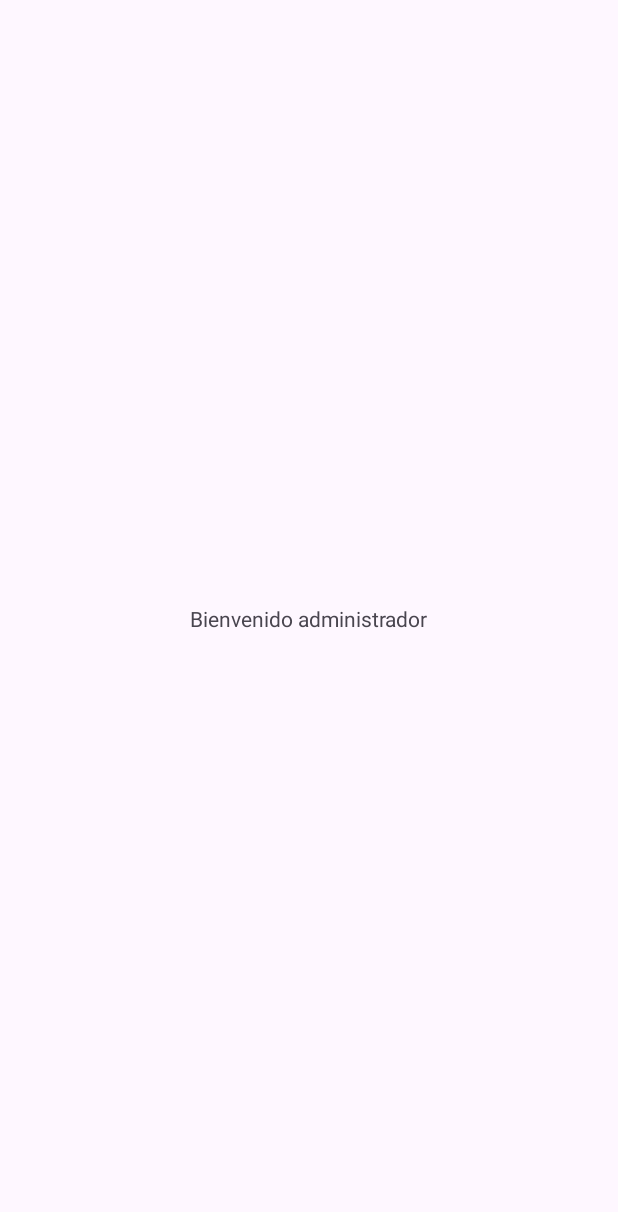
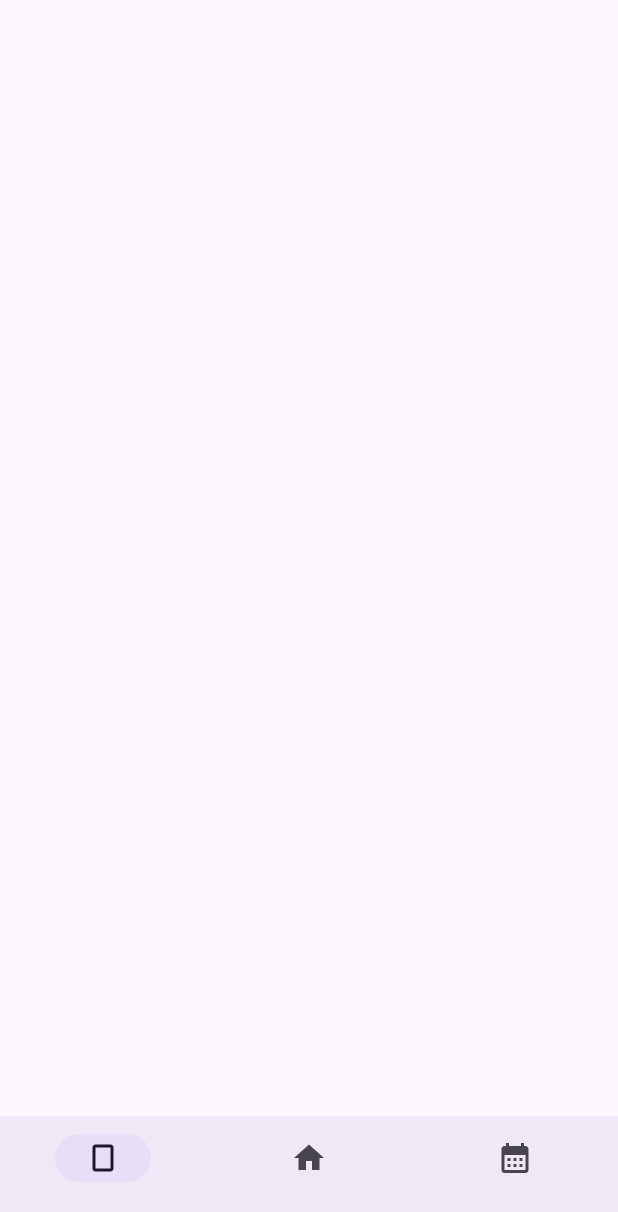
Before and after one commit to jmh26/MagiFinal, an Android app: the HomeAdmin screen opened directly, with no data from a screen before it, on a phone screen of 412 x 824 dp. Before the commit the part shown is almost empty. Shown: the top 1212 px of the screen. Run offline under Robolectric (Android 15) with nearby library versions, the phone set to English and light mode, and no system bars; our stand-ins replace navigation-ui.

Commit message:
ya funciona el navigation

```diff
--- a/app/build.gradle
+++ b/app/build.gradle
@@ -32,6 +32,9 @@ android {
     kotlinOptions {
         jvmTarget = '1.8'
     }
+    buildFeatures {
+        viewBinding true
+    }
 }
 
 dependencies {
@@ -47,6 +50,8 @@ dependencies {
     implementation 'androidx.navigation:navigation-fragment-ktx:2.3.5'
     implementation 'androidx.navigation:navigation-ui-ktx:2.3.5'
     implementation 'com.github.bumptech.glide:glide:4.12.0'
+    implementation 'androidx.lifecycle:lifecycle-livedata-ktx:2.4.1'
+    implementation 'androidx.lifecycle:lifecycle-viewmodel-ktx:2.4.1'
     testImplementation 'junit:junit:4.13.2'
     androidTestImplementation 'androidx.test.ext:junit:1.1.5'
     androidTestImplementation 'androidx.test.espresso:espresso-core:3.5.1'
--- a/app/src/main/java/com/example/magifinal/HomeAdmin.kt
+++ b/app/src/main/java/com/example/magifinal/HomeAdmin.kt
@@ -2,14 +2,23 @@ package com.example.magifinal
 
 import android.os.Bundle
 import androidx.appcompat.app.AppCompatActivity
+import androidx.navigation.NavController
 
 class HomeAdmin: AppCompatActivity() {
-
+private lateinit var navController: NavController
     override fun onCreate(savedInstanceState: Bundle?) {
         super.onCreate(savedInstanceState)
         setContentView(R.layout.activity_home_admin)
 
 
 
+
+        supportFragmentManager.beginTransaction().replace(R.id.fragment_container, FragmentHomeAdmin()).commit()
+
+
+
+
+
+
     }
 }
--- a/app/src/main/res/layout/activity_home_admin.xml
+++ b/app/src/main/res/layout/activity_home_admin.xml
@@ -4,15 +4,35 @@
     android:layout_height="match_parent"
     xmlns:app="http://schemas.android.com/apk/res-auto">
 
-    <TextView
-        android:layout_width="wrap_content"
+
+
+
+       <androidx.fragment.app.FragmentContainerView
+           android:id="@+id/fragment_container"
+           android:name="com.example.magifinal.FragmentHomeAdmin"
+           android:layout_width="match_parent"
+           android:layout_height="match_parent"
+           app:defaultNavHost="true"
+           app:layout_constraintBottom_toBottomOf="parent"
+           app:layout_constraintEnd_toEndOf="parent"
+           app:layout_constraintStart_toStartOf="parent"
+           app:layout_constraintTop_toTopOf="parent"
+           app:navGraph="@navigation/nav_graph" />
+
+
+    <com.google.android.material.bottomnavigation.BottomNavigationView
+        android:id="@+id/navigation_bar"
+        android:layout_width="0dp"
         android:layout_height="wrap_content"
-        android:text="Bienvenido administrador"
-        app:layout_constraintTop_toTopOf="parent"
-        app:layout_constraintStart_toStartOf="parent"
+        android:layout_marginStart="0dp"
+        android:layout_marginEnd="0dp"
+        android:background="?android:attr/windowBackground"
         app:layout_constraintBottom_toBottomOf="parent"
-        app:layout_constraintEnd_toEndOf="parent">
+        app:layout_constraintLeft_toLeftOf="parent"
+        app:layout_constraintRight_toRightOf="parent"
+        app:menu="@menu/bottom_navigation_menu" />
 
-    </TextView>
 
-</androidx.constraintlayout.widget.ConstraintLayout>
+
+
+   </androidx.constraintlayout.widget.ConstraintLayout>
--- a/app/src/main/res/layout/fragment_home_admin.xml
+++ b/app/src/main/res/layout/fragment_home_admin.xml
@@ -1,69 +1,23 @@
-<?xml version="1.0" encoding="utf-8"?>
-<FrameLayout xmlns:android="http://schemas.android.com/apk/res/android"
-    xmlns:tools="http://schemas.android.com/tools"
+<androidx.constraintlayout.widget.ConstraintLayout xmlns:android="http://schemas.android.com/apk/res/android"
+    xmlns:app="http://schemas.android.com/apk/res-auto"
+    android:id="@+id/container"
     android:layout_width="match_parent"
     android:layout_height="match_parent"
-    tools:context=".FragmentHomeAdmin">
+    android:paddingTop="?attr/actionBarSize">
 
-
-
-    <androidx.appcompat.widget.Toolbar
-        android:layout_width="match_parent"
-        android:layout_height="?attr/actionBarSize"
-        android:background="#2D91FB"
-        android:id="@+id/toolbar"
-        android:layout_gravity="bottom"
-        android:theme="@style/ThemeOverlay.AppCompat.Dark.ActionBar">
-
-
-        <LinearLayout
-            android:layout_width="match_parent"
-            android:layout_height="match_parent"
-            android:orientation="horizontal"
-            android:layout_gravity="center">
-
-            <ImageButton
-                android:id="@+id/btnEventos"
-                android:layout_width="wrap_content"
-                android:layout_weight="1"
-                android:layout_height="match_parent"
-                android:src="@drawable/baseline_calendar_month_24"
-                android:contentDescription="Eventos">
-
-            </ImageButton>
-
-            <ImageButton
-                android:id="@+id/btnHome"
-                android:layout_width="wrap_content"
-                android:layout_height="match_parent"
-                android:layout_weight="1"
-                android:src="@drawable/baseline_home_24"
-                android:contentDescription="Eventos">
-
-            </ImageButton>
-
-            <ImageButton
-                android:id="@+id/btnCartas"
-                android:layout_width="wrap_content"
-                android:layout_height="match_parent"
-                android:layout_weight="1"
-                android:src="@drawable/baseline_crop_portrait_24"
-                android:contentDescription="Eventos">
-
-            </ImageButton>
+   <com.google.android.material.bottomnavigation.BottomNavigationView
+       android:id="@+id/navigation_bar"
+       android:layout_width="0dp"
+       android:layout_height="wrap_content"
+       android:layout_marginStart="0dp"
+       android:layout_marginEnd="0dp"
+       android:background="?android:attr/windowBackground"
+       app:layout_constraintBottom_toBottomOf="parent"
+       app:layout_constraintLeft_toLeftOf="parent"
+       app:layout_constraintRight_toRightOf="parent"
+       app:menu="@menu/bottom_navigation_menu" />
 
 
 
 
-
-        </LinearLayout>
-
-
-
-    </androidx.appcompat.widget.Toolbar>
-
-
-
-
-
-</FrameLayout>
+</androidx.constraintlayout.widget.ConstraintLayout>
--- /dev/null
+++ b/app/src/main/res/menu/bottom_navigation_menu.xml
@@ -0,0 +1,21 @@
+<?xml version="1.0" encoding="utf-8"?>
+<menu xmlns:tools="http://schemas.android.com/tools"
+    xmlns:android="http://schemas.android.com/apk/res/android">
+
+
+
+
+    <item
+        android:id="@+id/cartasFragment"
+        android:icon="@drawable/baseline_crop_portrait_24"
+        tools:ignore="MenuTitle" />
+    <item
+        android:id="@+id/homeFragment"
+        android:icon="@drawable/baseline_home_24"
+        tools:ignore="MenuTitle" />
+    <item
+        android:id="@+id/eventosFragment"
+        android:icon="@drawable/baseline_calendar_month_24"
+        tools:ignore="MenuTitle" />
+
+</menu>
--- a/app/src/main/res/navigation/nav_graph.xml
+++ b/app/src/main/res/navigation/nav_graph.xml
@@ -1,9 +1,59 @@
 <?xml version="1.0" encoding="utf-8"?>
 <navigation xmlns:android="http://schemas.android.com/apk/res/android"
     xmlns:app="http://schemas.android.com/apk/res-auto"
+    xmlns:tools="http://schemas.android.com/tools"
     android:id="@+id/nav_graph">
+
+
+    <fragment
+        android:id="@+id/fragmentHomeAdmin"
+        android:name="com.example.magifinal.FragmentHomeAdmin"
+        android:label="FragmentHomeAdmin"
+        tools:layout="@layout/fragment_home_admin">
+
+        <action
+            android:id="@+id/action_fragmentHomeAdmin_to_fragmentCartas"
+            app:destination="@id/fragmentCartas" />
+        <action
+            android:id="@+id/action_fragmentHomeAdmin_to_fragmentEventos"
+            app:destination="@id/fragmentEventos" />
+
+    </fragment>
 
 
 
 
+    <fragment
+        android:id="@+id/fragmentCartas"
+        android:name="com.example.magifinal.FragmentCartas"
+        android:label="FragmentCartas"
+        tools:layout="@layout/fragment_cartas">
+
+        <action
+            android:id="@+id/action_fragmentCartas_to_fragmentHomeAdmin"
+            app:destination="@id/fragmentHomeAdmin" />
+        <action
+            android:id="@+id/action_fragmentCartas_to_fragmentEventos"
+            app:destination="@id/fragmentEventos" />
+
+    </fragment>
+
+
+    <fragment
+        android:id="@+id/fragmentEventos"
+        android:name="com.example.magifinal.FragmentEventos"
+        android:label="FragmentEventos"
+        tools:layout="@layout/fragment_eventos">
+
+        <action
+            android:id="@+id/action_fragmentEventos_to_fragmentHomeAdmin"
+            app:destination="@id/fragmentHomeAdmin" />
+        <action
+            android:id="@+id/action_fragmentEventos_to_fragmentCartas"
+            app:destination="@id/fragmentCartas" />
+
+
+    </fragment>
+
+
 </navigation>
--- /dev/null
+++ b/app/src/main/res/values/dimens.xml
@@ -0,0 +1,5 @@
+<resources>
+    <!-- Default screen margins, per the Android Design guidelines. -->
+    <dimen name="activity_horizontal_margin">16dp</dimen>
+    <dimen name="activity_vertical_margin">16dp</dimen>
+</resources>
--- a/app/src/main/res/values/strings.xml
+++ b/app/src/main/res/values/strings.xml
@@ -2,4 +2,8 @@
     <string name="app_name">MagiFinal</string>
     <!-- TODO: Remove or change this placeholder text -->
     <string name="hello_blank_fragment">Hello blank fragment</string>
+    <string name="title_activity_navigation">navigation</string>
+    <string name="title_home">Home</string>
+    <string name="title_dashboard">Dashboard</string>
+    <string name="title_notifications">Notifications</string>
 </resources>
```
Also changed, not shown: app/src/main/AndroidManifest.xml (+7 -13 lines), app/src/main/java/com/example/magifinal/FragmentHomeAdmin.kt (+7 -8 lines), app/src/main/res/drawable/ic_dashboard_black_24dp.xml (added, +9 -0 lines), app/src/main/res/drawable/ic_home_black_24dp.xml (added, +9 -0 lines), app/src/main/res/drawable/ic_notifications_black_24dp.xml (added, +9 -0 lines), app/src/main/res/navigation/mobile_navigation.xml (added, +25 -0 lines).
